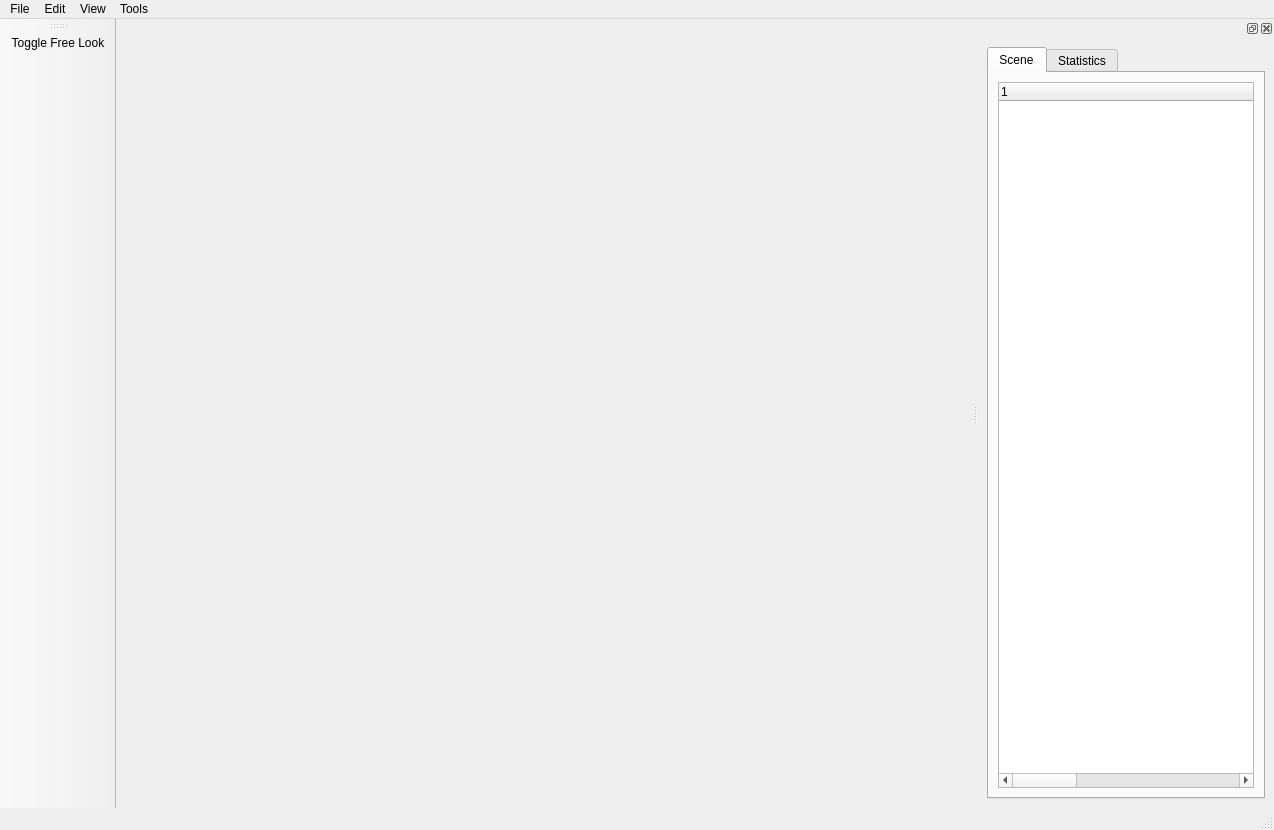
Above: core/sbmonitor/gui/designer/SbmDebuggerForm.ui from DrAlta/smartbody before the change. Below: the same form after it.
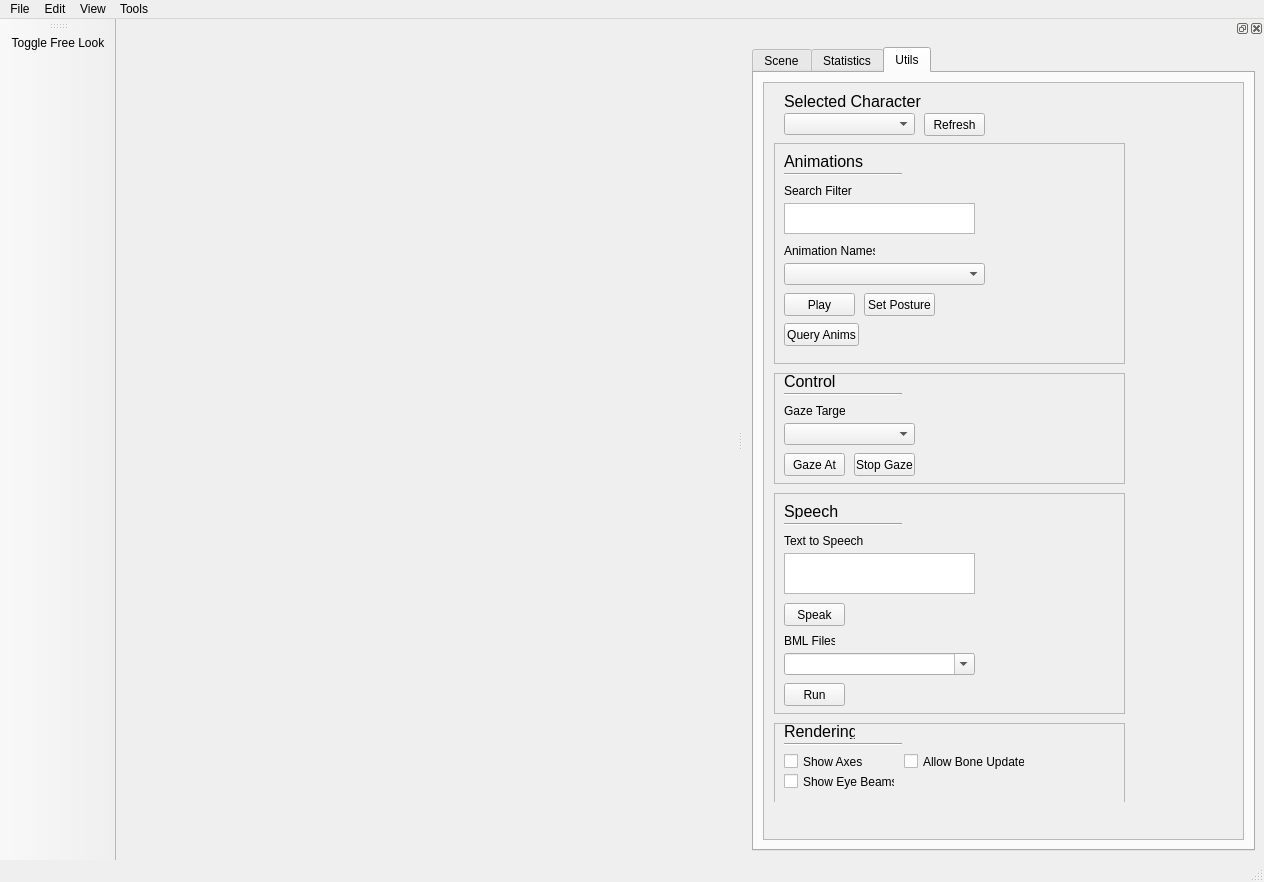
That is the form after the change. Icons and pictures are not drawn.

Commit message: sbmonitor- removed utils dialog and added utils to a tab on the main form

The edit to the form file:
```diff
--- a/core/sbmonitor/gui/designer/SbmDebuggerForm.ui
+++ b/core/sbmonitor/gui/designer/SbmDebuggerForm.ui
@@ -6,8 +6,8 @@
    <rect>
     <x>0</x>
     <y>0</y>
-    <width>1274</width>
-    <height>830</height>
+    <width>1264</width>
+    <height>882</height>
    </rect>
   </property>
   <property name="baseSize">
@@ -45,7 +45,7 @@
     <rect>
      <x>0</x>
      <y>0</y>
-     <width>1274</width>
+     <width>1264</width>
      <height>21</height>
     </rect>
    </property>
@@ -113,7 +113,7 @@
     <number>2</number>
    </attribute>
    <widget class="QWidget" name="dockWidgetContents">
-    <layout class="QHBoxLayout" name="horizontalLayout">
+    <layout class="QVBoxLayout" name="verticalLayout">
      <item>
       <widget class="QTabWidget" name="sceneTab">
        <property name="sizePolicy">
@@ -138,7 +138,7 @@
         <enum>Qt::LeftToRight</enum>
        </property>
        <property name="currentIndex">
-        <number>0</number>
+        <number>2</number>
        </property>
        <widget class="QWidget" name="tab">
         <attribute name="title">
@@ -184,7 +184,7 @@
             <number>3</number>
            </property>
            <attribute name="headerVisible">
-            <bool>true</bool>
+            <bool>false</bool>
            </attribute>
            <attribute name="headerCascadingSectionResizes">
             <bool>false</bool>
@@ -258,6 +258,522 @@
          </property>
         </widget>
        </widget>
+       <widget class="QWidget" name="utilsTab">
+        <attribute name="title">
+         <string>Utils</string>
+        </attribute>
+        <layout class="QVBoxLayout" name="verticalLayout_2">
+         <item>
+          <widget class="QScrollArea" name="scrollArea">
+           <property name="verticalScrollBarPolicy">
+            <enum>Qt::ScrollBarAsNeeded</enum>
+           </property>
+           <property name="widgetResizable">
+            <bool>false</bool>
+           </property>
+           <widget class="QWidget" name="scrollAreaWidgetContents">
+            <property name="geometry">
+             <rect>
+              <x>0</x>
+              <y>0</y>
+              <width>479</width>
+              <height>719</height>
+             </rect>
+            </property>
+            <widget class="QPushButton" name="refreshButton">
+             <property name="geometry">
+              <rect>
+               <x>160</x>
+               <y>30</y>
+               <width>61</width>
+               <height>23</height>
+              </rect>
+             </property>
+             <property name="text">
+              <string>Refresh</string>
+             </property>
+            </widget>
+            <widget class="QLabel" name="selectedCharacterLabel">
+             <property name="geometry">
+              <rect>
+               <x>20</x>
+               <y>10</y>
+               <width>141</width>
+               <height>16</height>
+              </rect>
+             </property>
+             <property name="font">
+              <font>
+               <pointsize>12</pointsize>
+              </font>
+             </property>
+             <property name="text">
+              <string>Selected Character</string>
+             </property>
+            </widget>
+            <widget class="QComboBox" name="selectedCharacterBox">
+             <property name="geometry">
+              <rect>
+               <x>20</x>
+               <y>30</y>
+               <width>131</width>
+               <height>22</height>
+              </rect>
+             </property>
+            </widget>
+            <widget class="QFrame" name="frame_2">
+             <property name="geometry">
+              <rect>
+               <x>10</x>
+               <y>60</y>
+               <width>351</width>
+               <height>221</height>
+              </rect>
+             </property>
+             <property name="frameShape">
+              <enum>QFrame::StyledPanel</enum>
+             </property>
+             <property name="frameShadow">
+              <enum>QFrame::Raised</enum>
+             </property>
+             <widget class="QLabel" name="animationNamesLabel">
+              <property name="geometry">
+               <rect>
+                <x>10</x>
+                <y>100</y>
+                <width>91</width>
+                <height>16</height>
+               </rect>
+              </property>
+              <property name="text">
+               <string>Animation Names</string>
+              </property>
+             </widget>
+             <widget class="Line" name="line">
+              <property name="geometry">
+               <rect>
+                <x>10</x>
+                <y>30</y>
+                <width>118</width>
+                <height>3</height>
+               </rect>
+              </property>
+              <property name="lineWidth">
+               <number>1</number>
+              </property>
+              <property name="orientation">
+               <enum>Qt::Horizontal</enum>
+              </property>
+             </widget>
+             <widget class="QPushButton" name="QueryAnimButton">
+              <property name="geometry">
+               <rect>
+                <x>10</x>
+                <y>180</y>
+                <width>75</width>
+                <height>23</height>
+               </rect>
+              </property>
+              <property name="text">
+               <string>Query Anims</string>
+              </property>
+             </widget>
+             <widget class="QComboBox" name="animationNamesBox">
+              <property name="geometry">
+               <rect>
+                <x>10</x>
+                <y>120</y>
+                <width>201</width>
+                <height>22</height>
+               </rect>
+              </property>
+             </widget>
+             <widget class="QLabel" name="animationsLabel">
+              <property name="geometry">
+               <rect>
+                <x>10</x>
+                <y>10</y>
+                <width>81</width>
+                <height>16</height>
+               </rect>
+              </property>
+              <property name="font">
+               <font>
+                <pointsize>12</pointsize>
+               </font>
+              </property>
+              <property name="text">
+               <string>Animations</string>
+              </property>
+             </widget>
+             <widget class="QPlainTextEdit" name="animFilterBox">
+              <property name="geometry">
+               <rect>
+                <x>10</x>
+                <y>60</y>
+                <width>191</width>
+                <height>31</height>
+               </rect>
+              </property>
+             </widget>
+             <widget class="QLabel" name="filterLabel">
+              <property name="geometry">
+               <rect>
+                <x>10</x>
+                <y>40</y>
+                <width>71</width>
+                <height>16</height>
+               </rect>
+              </property>
+              <property name="text">
+               <string>Search Filter</string>
+              </property>
+             </widget>
+             <widget class="QPushButton" name="PlayAnimButton">
+              <property name="geometry">
+               <rect>
+                <x>10</x>
+                <y>150</y>
+                <width>71</width>
+                <height>23</height>
+               </rect>
+              </property>
+              <property name="text">
+               <string>Play</string>
+              </property>
+             </widget>
+             <widget class="QPushButton" name="SetPostureButton">
+              <property name="geometry">
+               <rect>
+                <x>90</x>
+                <y>150</y>
+                <width>71</width>
+                <height>23</height>
+               </rect>
+              </property>
+              <property name="text">
+               <string>Set Posture</string>
+              </property>
+             </widget>
+            </widget>
+            <widget class="QFrame" name="frame_4">
+             <property name="geometry">
+              <rect>
+               <x>10</x>
+               <y>290</y>
+               <width>351</width>
+               <height>111</height>
+              </rect>
+             </property>
+             <property name="frameShape">
+              <enum>QFrame::StyledPanel</enum>
+             </property>
+             <property name="frameShadow">
+              <enum>QFrame::Raised</enum>
+             </property>
+             <widget class="QPushButton" name="GazeAtButton">
+              <property name="geometry">
+               <rect>
+                <x>10</x>
+                <y>80</y>
+                <width>61</width>
+                <height>23</height>
+               </rect>
+              </property>
+              <property name="text">
+               <string>Gaze At</string>
+              </property>
+             </widget>
+             <widget class="QLabel" name="gazeTargetLabel">
+              <property name="geometry">
+               <rect>
+                <x>10</x>
+                <y>30</y>
+                <width>61</width>
+                <height>16</height>
+               </rect>
+              </property>
+              <property name="text">
+               <string>Gaze Target</string>
+              </property>
+             </widget>
+             <widget class="QComboBox" name="gazeTargetBox">
+              <property name="geometry">
+               <rect>
+                <x>10</x>
+                <y>50</y>
+                <width>131</width>
+                <height>22</height>
+               </rect>
+              </property>
+             </widget>
+             <widget class="Line" name="line_5">
+              <property name="geometry">
+               <rect>
+                <x>10</x>
+                <y>20</y>
+                <width>118</width>
+                <height>3</height>
+               </rect>
+              </property>
+              <property name="lineWidth">
+               <number>1</number>
+              </property>
+              <property name="orientation">
+               <enum>Qt::Horizontal</enum>
+              </property>
+             </widget>
+             <widget class="QLabel" name="controlLabel">
+              <property name="geometry">
+               <rect>
+                <x>10</x>
+                <y>0</y>
+                <width>71</width>
+                <height>16</height>
+               </rect>
+              </property>
+              <property name="font">
+               <font>
+                <pointsize>12</pointsize>
+               </font>
+              </property>
+              <property name="text">
+               <string>Control</string>
+              </property>
+             </widget>
+             <widget class="QPushButton" name="StopGazeButton">
+              <property name="geometry">
+               <rect>
+                <x>80</x>
+                <y>80</y>
+                <width>61</width>
+                <height>23</height>
+               </rect>
+              </property>
+              <property name="text">
+               <string>Stop Gaze</string>
+              </property>
+             </widget>
+            </widget>
+            <widget class="QFrame" name="frame">
+             <property name="geometry">
+              <rect>
+               <x>10</x>
+               <y>410</y>
+               <width>351</width>
+               <height>221</height>
+              </rect>
+             </property>
+             <property name="frameShape">
+              <enum>QFrame::StyledPanel</enum>
+             </property>
+             <property name="frameShadow">
+              <enum>QFrame::Raised</enum>
+             </property>
+             <widget class="QComboBox" name="bmlFilesBox">
+              <property name="geometry">
+               <rect>
+                <x>10</x>
+                <y>160</y>
+                <width>191</width>
+                <height>22</height>
+               </rect>
+              </property>
+              <property name="editable">
+               <bool>true</bool>
+              </property>
+             </widget>
+             <widget class="QLabel" name="ttsLabel">
+              <property name="geometry">
+               <rect>
+                <x>10</x>
+                <y>40</y>
+                <width>91</width>
+                <height>16</height>
+               </rect>
+              </property>
+              <property name="text">
+               <string>Text to Speech</string>
+              </property>
+             </widget>
+             <widget class="QLabel" name="bmlFilesLabel">
+              <property name="geometry">
+               <rect>
+                <x>10</x>
+                <y>140</y>
+                <width>51</width>
+                <height>16</height>
+               </rect>
+              </property>
+              <property name="text">
+               <string>BML Files</string>
+              </property>
+             </widget>
+             <widget class="QPlainTextEdit" name="ttsBox">
+              <property name="geometry">
+               <rect>
+                <x>10</x>
+                <y>60</y>
+                <width>191</width>
+                <height>41</height>
+               </rect>
+              </property>
+             </widget>
+             <widget class="QPushButton" name="SpeakButton">
+              <property name="geometry">
+               <rect>
+                <x>10</x>
+                <y>110</y>
+                <width>61</width>
+                <height>23</height>
+               </rect>
+              </property>
+              <property name="text">
+               <string>Speak</string>
+              </property>
+             </widget>
+             <widget class="Line" name="line_2">
+              <property name="geometry">
+               <rect>
+                <x>10</x>
+                <y>30</y>
+                <width>118</width>
+                <height>3</height>
+               </rect>
+              </property>
+              <property name="lineWidth">
+               <number>1</number>
+              </property>
+              <property name="orientation">
+               <enum>Qt::Horizontal</enum>
+              </property>
+             </widget>
+             <widget class="QLabel" name="speechLabel">
+              <property name="geometry">
+               <rect>
+                <x>10</x>
+                <y>10</y>
+                <width>71</width>
+                <height>16</height>
+               </rect>
+              </property>
+              <property name="font">
+               <font>
+                <pointsize>12</pointsize>
+               </font>
+              </property>
+              <property name="text">
+               <string>Speech</string>
+              </property>
+             </widget>
+             <widget class="QPushButton" name="runBmlButton">
+              <property name="geometry">
+               <rect>
+                <x>10</x>
+                <y>190</y>
+                <width>61</width>
+                <height>23</height>
+               </rect>
+              </property>
+              <property name="text">
+               <string>Run</string>
+              </property>
+             </widget>
+            </widget>
+            <widget class="QFrame" name="frame_3">
+             <property name="geometry">
+              <rect>
+               <x>10</x>
+               <y>640</y>
+               <width>351</width>
+               <height>91</height>
+              </rect>
+             </property>
+             <property name="frameShape">
+              <enum>QFrame::StyledPanel</enum>
+             </property>
+             <property name="frameShadow">
+              <enum>QFrame::Raised</enum>
+             </property>
+             <widget class="QLabel" name="renderingLabel">
+              <property name="geometry">
+               <rect>
+                <x>10</x>
+                <y>0</y>
+                <width>71</width>
+                <height>16</height>
+               </rect>
+              </property>
+              <property name="font">
+               <font>
+                <pointsize>12</pointsize>
+               </font>
+              </property>
+              <property name="text">
+               <string>Rendering</string>
+              </property>
+             </widget>
+             <widget class="QCheckBox" name="showAxesBox">
+              <property name="geometry">
+               <rect>
+                <x>10</x>
+                <y>30</y>
+                <width>81</width>
+                <height>17</height>
+               </rect>
+              </property>
+              <property name="text">
+               <string>Show Axes</string>
+              </property>
+             </widget>
+             <widget class="Line" name="line_3">
+              <property name="geometry">
+               <rect>
+                <x>10</x>
+                <y>20</y>
+                <width>118</width>
+                <height>3</height>
+               </rect>
+              </property>
+              <property name="lineWidth">
+               <number>1</number>
+              </property>
+              <property name="orientation">
+               <enum>Qt::Horizontal</enum>
+              </property>
+             </widget>
+             <widget class="QCheckBox" name="showEyeBeamsBox">
+              <property name="geometry">
+               <rect>
+                <x>10</x>
+                <y>50</y>
+                <width>111</width>
+                <height>17</height>
+               </rect>
+              </property>
+              <property name="text">
+               <string>Show Eye Beams</string>
+              </property>
+             </widget>
+             <widget class="QCheckBox" name="allowBoneUpdatesBox">
+              <property name="geometry">
+               <rect>
+                <x>130</x>
+                <y>30</y>
+                <width>121</width>
+                <height>17</height>
+               </rect>
+              </property>
+              <property name="text">
+               <string>Allow Bone Updates</string>
+              </property>
+             </widget>
+            </widget>
+           </widget>
+          </widget>
+         </item>
+        </layout>
+       </widget>
       </widget>
      </item>
     </layout>
```
Left out of the diff: 1 changed line with no effect on the pictures. The commit also changes 25 other files.
